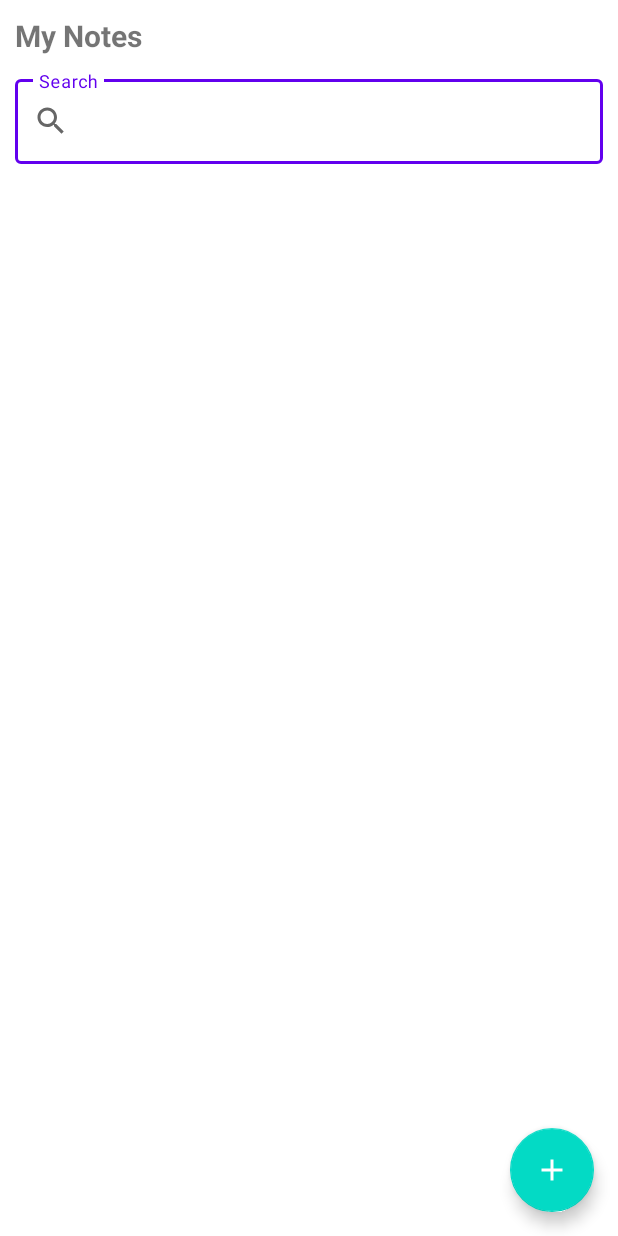
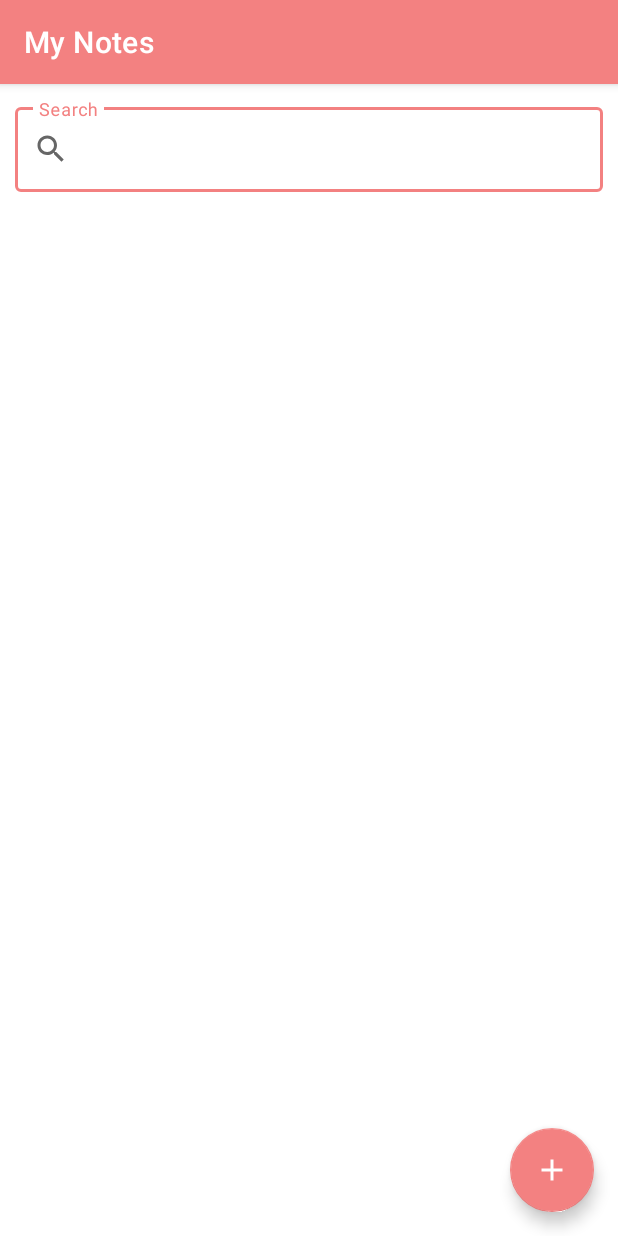
Before and after one commit to sPhaykrew/MVVM-NoteApp, an Android app: the screen it shows after launch (MainActivity), on a phone screen of 412 x 824 dp. Run offline under Robolectric (Android 15) with nearby library versions, the phone set to English and light mode, and no system bars; our stand-ins replace Room's generated code.

Commit message:
update ui

```diff
--- a/app/src/main/java/com/example/note/view/MainFragment.kt
+++ b/app/src/main/java/com/example/note/view/MainFragment.kt
@@ -3,10 +3,12 @@ package com.example.note.view
 import android.os.Bundle
 import android.text.Editable
 import android.text.TextWatcher
+import android.util.Log
 import androidx.fragment.app.Fragment
 import android.view.LayoutInflater
 import android.view.View
 import android.view.ViewGroup
+import androidx.core.content.ContextCompat
 import androidx.lifecycle.Observer
 import androidx.lifecycle.ViewModelProvider
 import androidx.navigation.fragment.findNavController
@@ -26,7 +28,7 @@ class MainFragment : Fragment() {
     private lateinit var binding: FragmentMainBinding
     private lateinit var noteViewModel: NoteViewModel
     private lateinit var recyclerViewAdapter: RecyclerViewAdapter
-    private lateinit var notes: List<NoteData>
+    private var notes: List<NoteData> = emptyList()
 
     override fun onCreateView(
         inflater: LayoutInflater, container: ViewGroup?,
@@ -73,11 +75,10 @@ class MainFragment : Fragment() {
 
     private fun initRecyclerView() {
         recyclerViewAdapter = RecyclerViewAdapter()
-        binding.recyclerview.layoutManager =
-            StaggeredGridLayoutManager(2, StaggeredGridLayoutManager.VERTICAL)
+        binding.recyclerview.layoutManager = StaggeredGridLayoutManager(2, StaggeredGridLayoutManager.VERTICAL)
     }
 
-    private fun noteFilter(text : String){
+    private fun noteFilter(text: String) {
         val filter = ArrayList<NoteData>()
         for (note in notes) {
             if (note.title.contains(text) || note.content.contains(text)) {
--- a/app/src/main/res/layout/fragment_main.xml
+++ b/app/src/main/res/layout/fragment_main.xml
@@ -10,17 +10,20 @@
         android:layout_width="match_parent"
         android:layout_height="match_parent">
 
-        <TextView
-            android:id="@+id/header"
-            android:layout_width="wrap_content"
+        <com.google.android.material.appbar.AppBarLayout
+            android:id="@+id/layoutAppBar"
+            android:layout_width="match_parent"
             android:layout_height="wrap_content"
-            android:layout_marginStart="10dp"
-            android:layout_marginTop="10dp"
-            android:text="@string/my_notes"
-            android:textSize="20sp"
-            android:textStyle="bold"
-            app:layout_constraintStart_toStartOf="parent"
-            app:layout_constraintTop_toTopOf="parent" />
+            app:layout_constraintTop_toTopOf="parent">
+
+            <androidx.appcompat.widget.Toolbar
+                android:id="@+id/toolbar_sub"
+                android:layout_width="match_parent"
+                android:layout_height="?attr/actionBarSize"
+                app:title="@string/my_notes"
+                style="@style/Widget.MaterialComponents.Toolbar.Primary" />
+
+        </com.google.android.material.appbar.AppBarLayout>
 
         <com.google.android.material.textfield.TextInputLayout
             android:id="@+id/title_layout"
@@ -33,7 +36,7 @@
             android:hint="@string/search"
             app:endIconMode="clear_text"
             app:layout_constraintStart_toStartOf="parent"
-            app:layout_constraintTop_toBottomOf="@id/header"
+            app:layout_constraintTop_toBottomOf="@id/layoutAppBar"
             app:startIconDrawable="@drawable/ic_baseline_search_24">
 
             <com.google.android.material.textfield.TextInputEditText
--- a/app/src/main/res/layout/recyclerview_item.xml
+++ b/app/src/main/res/layout/recyclerview_item.xml
@@ -1,9 +1,9 @@
 <?xml version="1.0" encoding="utf-8"?>
-<androidx.cardview.widget.CardView xmlns:android="http://schemas.android.com/apk/res/android"
+<com.google.android.material.card.MaterialCardView
+    xmlns:android="http://schemas.android.com/apk/res/android"
     xmlns:app="http://schemas.android.com/apk/res-auto"
     android:id="@+id/color"
     app:cardCornerRadius="10dp"
-    app:cardBackgroundColor="@color/purple_200"
     android:layout_marginStart="10dp"
     android:layout_marginEnd="10dp"
     android:layout_marginBottom="10dp"
@@ -41,4 +41,4 @@
 
 </androidx.constraintlayout.widget.ConstraintLayout>
 
-</androidx.cardview.widget.CardView>
+</com.google.android.material.card.MaterialCardView>
--- a/app/src/main/res/values-night/themes.xml
+++ b/app/src/main/res/values-night/themes.xml
@@ -2,15 +2,15 @@
     <!-- Base application theme. -->
     <style name="Theme.Note" parent="Theme.MaterialComponents.DayNight.NoActionBar">
         <!-- Primary brand color. -->
-        <item name="colorPrimary">@color/purple_200</item>
-        <item name="colorPrimaryVariant">@color/purple_700</item>
+        <item name="colorPrimary">@color/color1</item>
+        <item name="colorPrimaryVariant">@color/color2</item>
         <item name="colorOnPrimary">@color/black</item>
         <!-- Secondary brand color. -->
-        <item name="colorSecondary">@color/teal_200</item>
-        <item name="colorSecondaryVariant">@color/teal_200</item>
+        <item name="colorSecondary">@color/color1</item>
+        <item name="colorSecondaryVariant">@color/color2</item>
         <item name="colorOnSecondary">@color/black</item>
         <!-- Status bar color. -->
-        <item name="android:statusBarColor" tools:targetApi="l">?attr/colorPrimaryVariant</item>
+        <item name="android:statusBarColor" >?attr/colorPrimaryVariant</item>
         <!-- Customize your theme here. -->
     </style>
 </resources>
--- a/app/src/main/res/values/colors.xml
+++ b/app/src/main/res/values/colors.xml
@@ -1,10 +1,9 @@
 <?xml version="1.0" encoding="utf-8"?>
 <resources>
-    <color name="purple_200">#FFBB86FC</color>
-    <color name="purple_500">#FF6200EE</color>
-    <color name="purple_700">#FF3700B3</color>
-    <color name="teal_200">#FF03DAC5</color>
-    <color name="teal_700">#FF018786</color>
+    <color name="color1">#F38181</color>
+    <color name="color2">#FCE38A</color>
+    <color name="color3">#EAFFD0</color>
+    <color name="color4">#95E1D3</color>
     <color name="black">#FF000000</color>
     <color name="white">#FFFFFFFF</color>
 </resources>
--- a/app/src/main/res/values/themes.xml
+++ b/app/src/main/res/values/themes.xml
@@ -2,15 +2,15 @@
     <!-- Base application theme. -->
     <style name="Theme.Note" parent="Theme.MaterialComponents.Light.NoActionBar">
         <!-- Primary brand color. -->
-        <item name="colorPrimary">@color/purple_500</item>
-        <item name="colorPrimaryVariant">@color/purple_700</item>
+        <item name="colorPrimary">@color/color1</item>
+        <item name="colorPrimaryVariant">@color/color1</item>
         <item name="colorOnPrimary">@color/white</item>
         <!-- Secondary brand color. -->
-        <item name="colorSecondary">@color/teal_200</item>
-        <item name="colorSecondaryVariant">@color/teal_700</item>
+        <item name="colorSecondary">@color/color1</item>
+        <item name="colorSecondaryVariant">@color/color2</item>
         <item name="colorOnSecondary">@color/black</item>
         <!-- Status bar color. -->
-        <item name="android:statusBarColor" tools:targetApi="l">?attr/colorPrimaryVariant</item>
+        <item name="android:statusBarColor" >?attr/colorPrimaryVariant</item>
         <!-- Customize your theme here. -->
     </style>
 </resources>
```
Also changed, not shown: app/src/main/java/com/example/note/view/AddNoteFragment.kt (+5 -4 lines), app/src/main/java/com/example/note/view/EditNoteFragment.kt (+5 -4 lines), app/src/main/res/layout/fragment_add_note.xml (+4 -4 lines), app/src/main/res/layout/fragment_edit_note.xml (+4 -4 lines).
